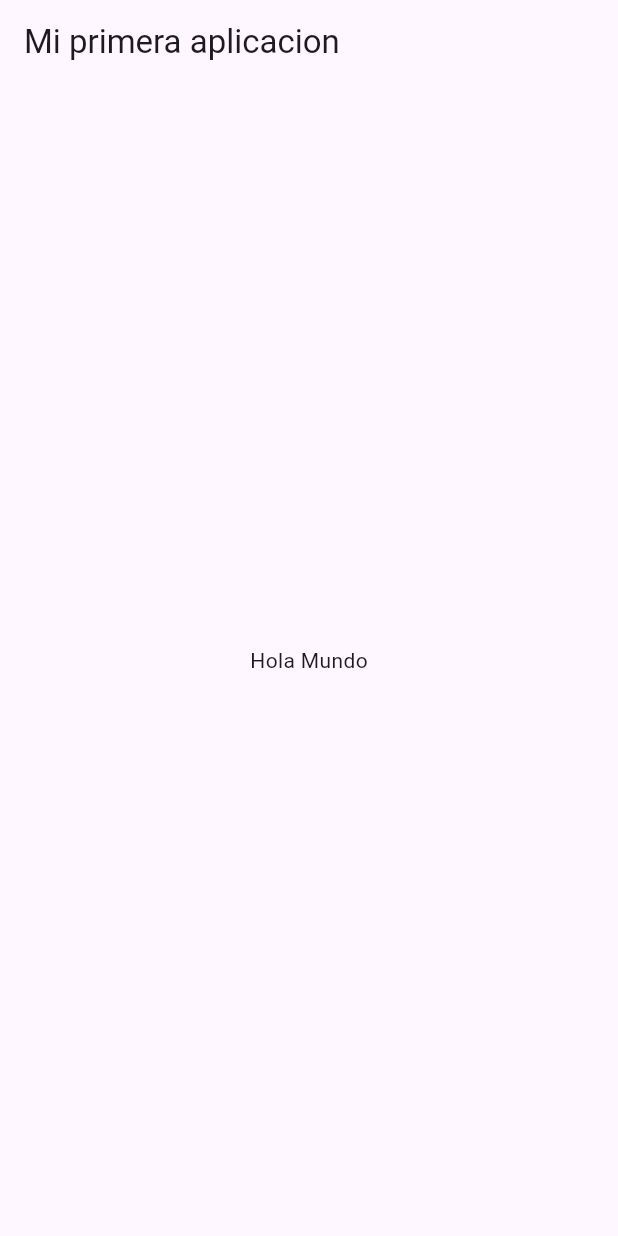
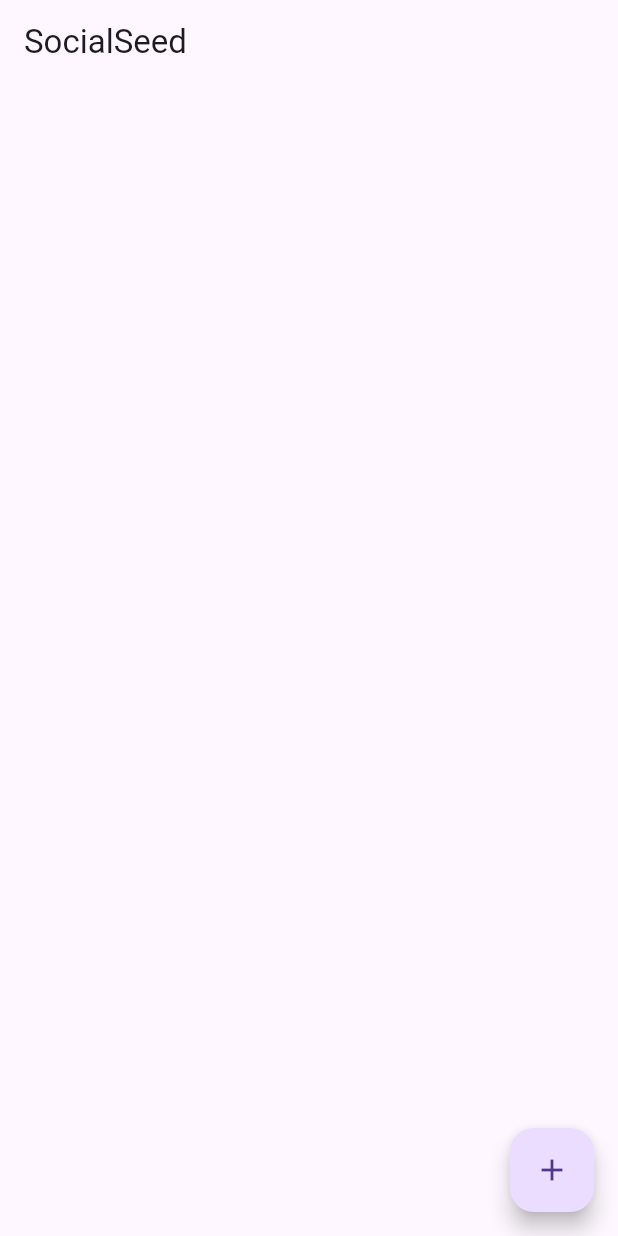
Before and after one commit to daironpf/aprendiendo-dart-y-flutter, a Flutter app: the screen it shows after launch, on a phone screen of 412 x 824 dp. Run offline on Flutter 3.47's test engine with Material 3 defaults, Android fonts, the phone set to English and light mode, and no system bars.

Commit message:
se continua

```diff
--- a/flutter_application_1/lib/main.dart
+++ b/flutter_application_1/lib/main.dart
@@ -10,7 +10,10 @@ class MyApp extends StatelessWidget {
 
   @override
   Widget build(BuildContext context) {
-    return MaterialApp(home: const RootPage());
+    return MaterialApp(
+      theme: ThemeData(primarySwatch: Colors.blue),
+      home: const RootPage(),
+    );
   }
 }
 
@@ -27,8 +30,14 @@ class _RootPageState extends State<RootPage> {
   @override
   Widget build(BuildContext context) {
     return Scaffold(
-      appBar: AppBar(title: const Text('Mi primera aplicacion')),
-      body: const Center(child: Text('Hola Mundo')),
+      appBar: AppBar(title: const Text('SocialSeed')),
+      floatingActionButton: FloatingActionButton(
+        child: const Icon(Icons.add),
+        onPressed: () {
+          debugPrint("Click desde Flutter");
+        },
+      ),
+      // body: const Center(child: Text('Hola Mundoss')),
     );
   }
 }
```
Also changed, not shown: 1 other file.
